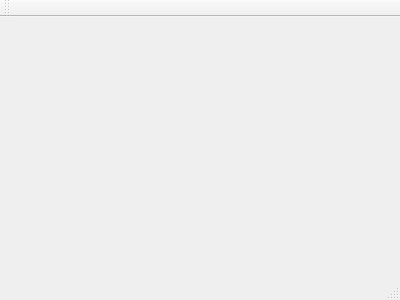
Old version of the form mainwindow.ui in the repository Wilmord/personalManagementApp.
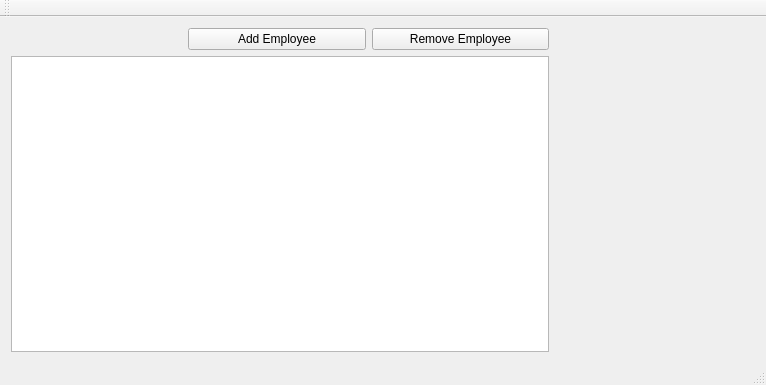
New version of the form.

The edit to the form file:
```diff
--- a/mainwindow.ui
+++ b/mainwindow.ui
@@ -1,24 +1,105 @@
 <ui version="4.0">
  <class>MainWindow</class>
- <widget class="QMainWindow" name="MainWindow" >
-  <property name="geometry" >
+ <widget class="QMainWindow" name="MainWindow">
+  <property name="geometry">
    <rect>
     <x>0</x>
     <y>0</y>
-    <width>400</width>
-    <height>300</height>
+    <width>766</width>
+    <height>385</height>
    </rect>
   </property>
   <property name="windowTitle" >
    <string>MainWindow</string>
   </property>
-  <widget class="QMenuBar" name="menuBar" />
-  <widget class="QToolBar" name="mainToolBar" />
-  <widget class="QWidget" name="centralWidget" />
-  <widget class="QStatusBar" name="statusBar" />
+  <widget class="QWidget" name="centralWidget">
+   <layout class="QGridLayout" name="gridLayout">
+    <item row="0" column="0">
+     <layout class="QVBoxLayout" name="verticalLayout">
+      <item>
+       <layout class="QHBoxLayout" name="horizontalLayout">
+        <item>
+         <spacer name="horizontalSpacer">
+          <property name="orientation">
+           <enum>Qt::Horizontal</enum>
+          </property>
+          <property name="sizeType">
+           <enum>QSizePolicy::Expanding</enum>
+          </property>
+          <property name="sizeHint" stdset="0">
+           <size>
+            <width>40</width>
+            <height>20</height>
+           </size>
+          </property>
+         </spacer>
+        </item>
+        <item>
+         <widget class="QPushButton" name="addEmployeePushButton">
+          <property name="sizePolicy">
+           <sizepolicy hsizetype="MinimumExpanding" vsizetype="Fixed">
+            <horstretch>0</horstretch>
+            <verstretch>0</verstretch>
+           </sizepolicy>
+          </property>
+          <property name="text">
+           <string>Add Employee</string>
+          </property>
+         </widget>
+        </item>
+        <item>
+         <widget class="QPushButton" name="removeEmployeePushButton">
+          <property name="sizePolicy">
+           <sizepolicy hsizetype="MinimumExpanding" vsizetype="Fixed">
+            <horstretch>0</horstretch>
+            <verstretch>0</verstretch>
+           </sizepolicy>
+          </property>
+          <property name="text">
+           <string>Remove Employee</string>
+          </property>
+         </widget>
+        </item>
+       </layout>
+      </item>
+      <item>
+       <widget class="QTableWidget" name="employeeListTableWidget"/>
+      </item>
+     </layout>
+    </item>
+    <item row="0" column="1">
+     <widget class="QWidget" name="employeeInfoWidget" native="true">
+      <property name="minimumSize">
+       <size>
+        <width>200</width>
+        <height>0</height>
+       </size>
+      </property>
+     </widget>
+    </item>
+   </layout>
+  </widget>
+  <widget class="QMenuBar" name="menuBar">
+   <property name="geometry">
+    <rect>
+     <x>0</x>
+     <y>0</y>
+     <width>766</width>
+     <height>20</height>
+    </rect>
+   </property>
+  </widget>
+  <widget class="QToolBar" name="mainToolBar">
+   <attribute name="toolBarArea">
+    <enum>TopToolBarArea</enum>
+   </attribute>
+   <attribute name="toolBarBreak">
+    <bool>false</bool>
+   </attribute>
+  </widget>
+  <widget class="QStatusBar" name="statusBar"/>
  </widget>
- <layoutDefault spacing="6" margin="11" />
- <pixmapfunction></pixmapfunction>
+ <layoutdefault spacing="6" margin="11"/>
  <resources/>
  <connections/>
 </ui>
```
Left out of the diff: 3 changed lines with no effect on the pictures.
